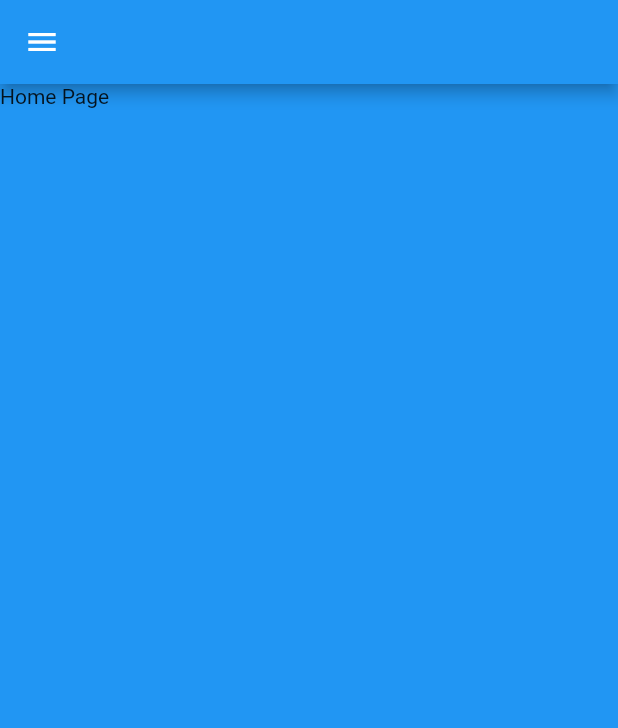
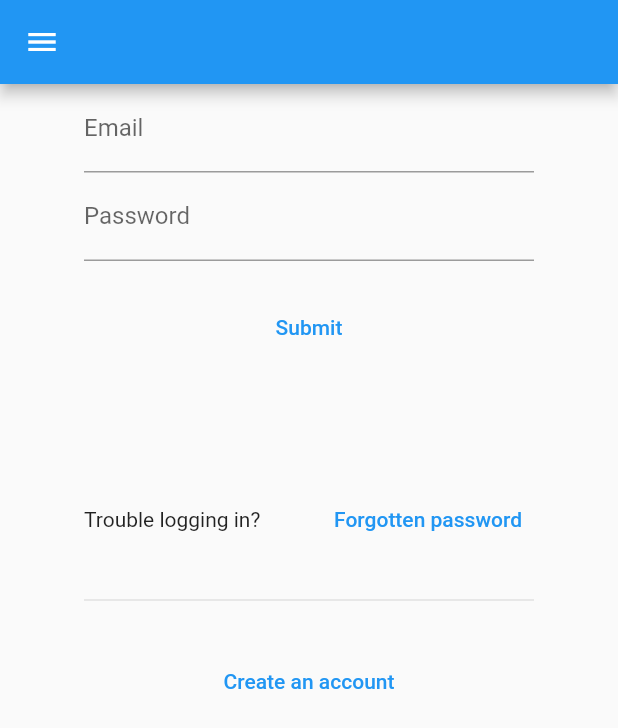
Before and after one commit to dimitarsi/flutter-cms-client, a Flutter app: the screen it shows after launch, on a phone screen of 412 x 824 dp. Shown: the top 728 px of the screen. Run offline on Flutter 3.47's test engine with Material 2 defaults, Android fonts, the phone set to English and light mode, and no system bars; our stand-ins replace flutter_bloc, go_router, url_strategy.

Commit message:
refactor: split login page to reduce size

```diff
--- a/lib/main.dart
+++ b/lib/main.dart
@@ -11,6 +11,8 @@ import 'views/auth/login_page.dart';
 import 'views/home/home_page.dart';
 import 'package:url_strategy/url_strategy.dart';
 
+var publicLocations = ['/login', '/reset-password'];
+
 void main() {
   setPathUrlStrategy();
   runApp(const MyApp());
@@ -23,6 +25,21 @@ class MyApp extends StatelessWidget {
   @override
   Widget build(BuildContext context) {
     var routes = GoRouter(
+      redirect: (context, state) {
+        var auth = context.read<AuthCubit>();
+
+        print(">> ${state.location}");
+
+        var isKnownPublicRoute = publicLocations.firstWhere(
+            (element) => state.location.startsWith(element),
+            orElse: () => '');
+
+        if (auth.state.isLoggedIn || isKnownPublicRoute != '') {
+          return null;
+        }
+
+        return '/login';
+      },
       routes: [
         GoRoute(
           path: '/',
@@ -35,6 +52,7 @@ class MyApp extends StatelessWidget {
         ),
         GoRoute(
           path: '/reset-password/:token',
+          name: 'reset-password',
           builder: (context, state) =>
               LoginPage(resetToken: state.params['token']),
         ),
--- /dev/null
+++ b/lib/views/auth/forms/login.dart
@@ -0,0 +1,73 @@
+import 'package:flutter/material.dart';
+import 'package:flutter_bloc/flutter_bloc.dart';
+
+import '../../../state/auth_cubit.dart';
+
+class LoginForm extends StatelessWidget {
+  LoginForm({super.key, this.pageViewController});
+
+  TextEditingController email = TextEditingController();
+  TextEditingController password = TextEditingController();
+
+  final PageController? pageViewController;
+
+  @override
+  Widget build(BuildContext context) {
+    return Column(
+      children: [
+        SizedBox(
+          width: 300,
+          child: TextField(
+            controller: email,
+            decoration: const InputDecoration(labelText: "Email"),
+          ),
+        ),
+        SizedBox(
+          width: 300,
+          child: TextField(
+            controller: password,
+            obscureText: true,
+            decoration: const InputDecoration(labelText: "Password"),
+          ),
+        ),
+        const SizedBox(
+          height: 20,
+        ),
+        TextButton(
+            onPressed: () {
+              // context.read<AuthCubit>().login(email.text, password.text);
+              context.read<AuthCubit>().login(email.text, password.text);
+            },
+            child: const Padding(
+              padding: EdgeInsets.all(8.0),
+              child: Text("Submit"),
+            )),
+        Container(
+          height: 80,
+        ),
+        SizedBox(
+          width: 300,
+          child: Row(
+            mainAxisAlignment: MainAxisAlignment.spaceBetween,
+            children: [
+              Text("Trouble logging in?"),
+              TextButton(
+                  onPressed: () => pageViewController?.jumpToPage(2),
+                  child: Text("Forgotten password"))
+            ],
+          ),
+        ),
+        const SizedBox(
+          width: 300,
+          child: Divider(
+            color: Color.fromARGB(80, 128, 128, 128),
+            height: 60,
+          ),
+        ),
+        TextButton(
+            onPressed: () => pageViewController?.jumpToPage(1),
+            child: Text("Create an account"))
+      ],
+    );
+  }
+}
```
Also changed, not shown: lib/views/auth/forms/register.dart (added, +91 -0 lines), lib/views/auth/login_page.dart (+20 -146 lines).
